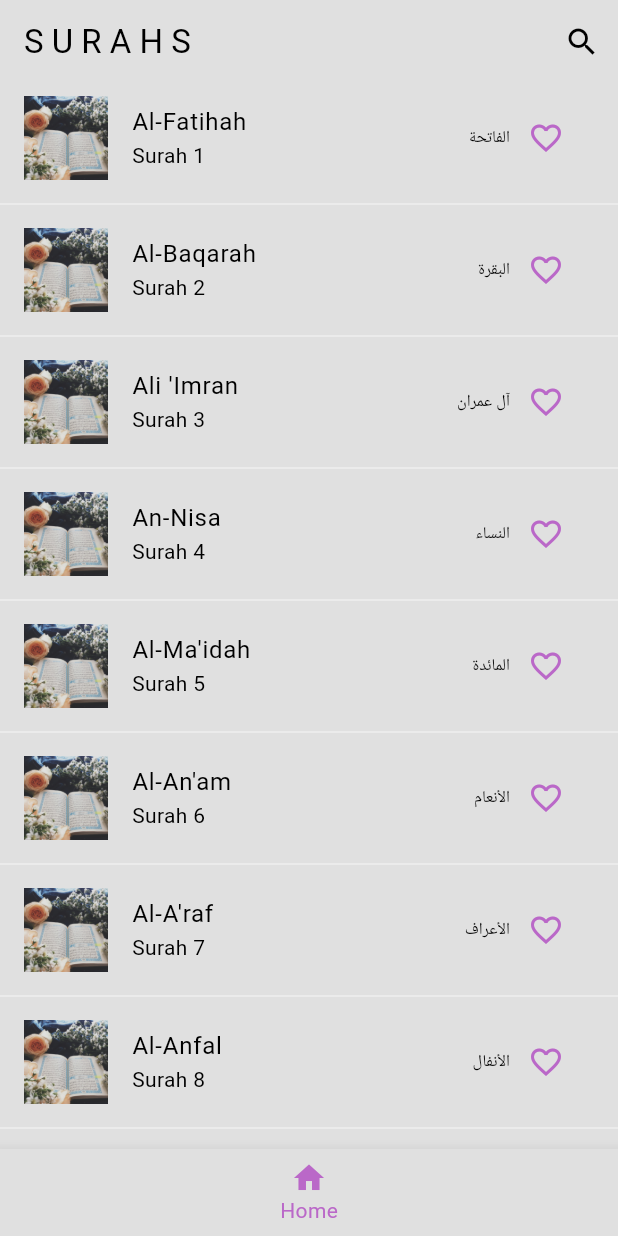
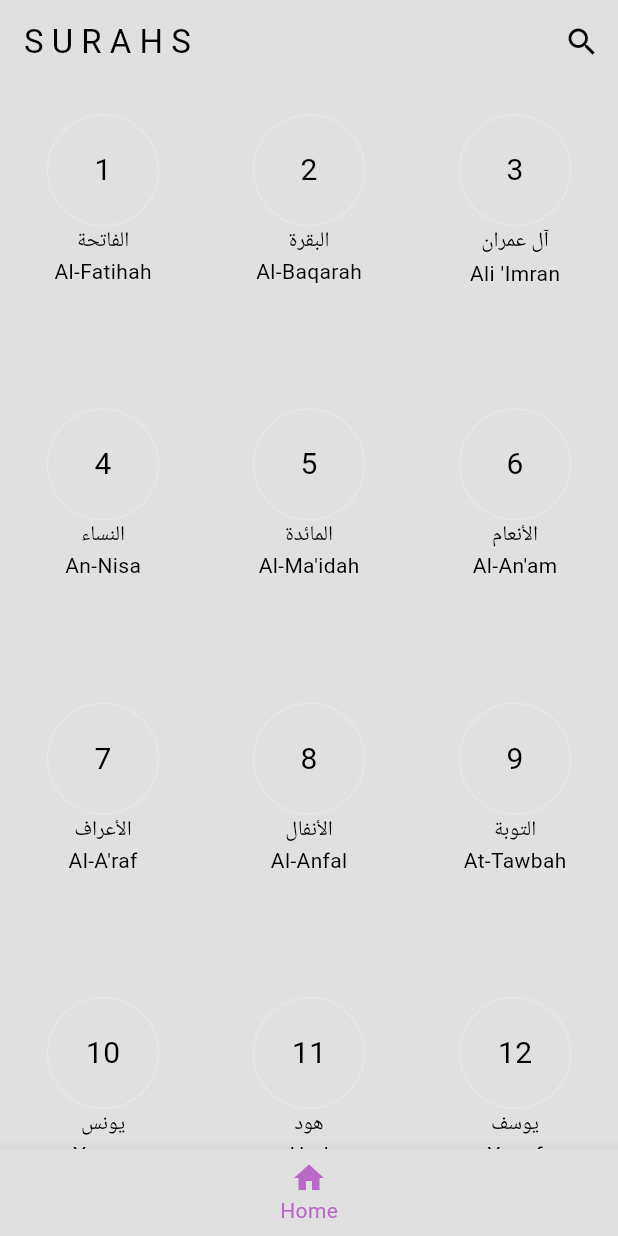
Before and after one commit to aksoyalpi/Quranify-App, a Flutter app: the screen it shows after launch, on a phone screen of 412 x 824 dp. Run offline on Flutter 3.47's test engine with Material 3 defaults, Android fonts, the phone set to English and light mode, and no system bars; drawn by our look-alikes of flutter_slidable; our stand-ins replace audio_service, audio_video_progress_bar, get_it, google_fonts, just_audio, shared_preferences; missing offline and left inert: flutter_launcher_icons.

Commit message:
changed the UI to be more minimal; functions like add to queue, add to favorites and going to the surah page do not work yet

```diff
--- /dev/null
+++ b/lib/components/surah_icon.dart
@@ -0,0 +1,33 @@
+import 'package:flutter/material.dart';
+import 'package:google_fonts/google_fonts.dart';
+
+import '../models/surah.dart';
+
+class SurahIcon extends StatelessWidget {
+  const SurahIcon({super.key, required this.surah});
+
+  final Surah surah;
+
+  @override
+  Widget build(BuildContext context) {
+    return Column(
+      children: [
+        ClipOval(
+            child: Container(
+          height: 75,
+          width: 75,
+          decoration: BoxDecoration(
+              shape: BoxShape.circle,
+              border: Border.all(color: Colors.white24)),
+          child: Center(
+              child: Text(
+            surah.id.toString(),
+            style: GoogleFonts.bodoniModa(fontSize: 20),
+          )),
+        )),
+        Text(surah.arabicTitle),
+        Text(surah.title)
+      ],
+    );
+  }
+}
--- a/lib/main.dart
+++ b/lib/main.dart
@@ -3,6 +3,7 @@ import 'package:flutter/services.dart';
 import 'package:flutter_slidable/flutter_slidable.dart';
 import 'package:provider/provider.dart';
 import 'package:quran_fi/components/modal_sheet_player.dart';
+import 'package:quran_fi/components/surah_icon.dart';
 import 'package:quran_fi/models/surah.dart';
 import 'package:quran_fi/page_manager.dart';
 import 'package:quran_fi/pages/settings_page.dart';
@@ -192,24 +193,24 @@ class _MyHomePageState extends State<MyHomePage> {
 
   Widget surahsPage() => Stack(
         children: [
-          ListView.separated(
-            separatorBuilder: (context, index) => Divider(
-              color: Theme.of(context).colorScheme.secondary,
-            ),
-            itemCount: filteredSurahs.length + 1,
-            itemBuilder: (context, index) {
-              if (index == filteredSurahs.length) {
-                return const SizedBox(
-                  height: 100,
-                );
-              } else {
+          GridView.count(
+              padding: EdgeInsets.only(bottom: 50),
+              childAspectRatio: 0.7,
+              shrinkWrap: true,
+              crossAxisCount: 3,
+              children: List.generate(
+                filteredSurahs.length,
+                (index) {
                   // get individual surah
                   final Surah surah = filteredSurahs[index];
                   // return list tile UI
-                return surahTile(context, surah, index);
-              }
+
+                  return Padding(
+                    padding: const EdgeInsets.fromLTRB(12, 20, 12, 50),
+                    child: SurahIcon(surah: surah),
+                  );
                 },
-          ),
+              )),
 
           // little AudioPlayer
           ValueListenableBuilder(
@@ -248,8 +249,12 @@ class _MyHomePageState extends State<MyHomePage> {
           )
         ],
       ),
+      child: Card(
+        elevation: 10,
         child: ListTile(
-        leading: Image.asset("assets/images/quran.jpg"),
+          leading: ClipRRect(
+              borderRadius: BorderRadius.circular(8),
+              child: Image.asset("assets/images/quran.jpg")),
           title: Text(surah.title),
           subtitle: Text("Surah ${surah.id}"),
           trailing: Row(
@@ -279,6 +284,7 @@ class _MyHomePageState extends State<MyHomePage> {
           ),
           onTap: () => goToSurah(surah),
         ),
+      ),
     );
   }
 }
--- a/pubspec.yaml
+++ b/pubspec.yaml
@@ -48,6 +48,7 @@ dependencies:
   shared_preferences: ^2.3.2
   slideable: ^0.0.2
   flutter_slidable: ^3.1.1
+  google_fonts: ^6.2.1
 
 
 flutter_launcher_icons:
@@ -97,6 +98,7 @@ flutter:
    - assets/audio/
    - assets/images/
    - assets/icons/
+   - assets/animations/
 
   # An image asset can refer to one or more resolution-specific "variants", see
   # https://flutter.dev/assets-and-images/#resolution-aware
```
Also changed, not shown: lib/pages/surah_page.dart (+10 -5 lines), lib/services/audio_handler.dart (+7 -1 lines), assets/mockup_dalle.webp (added), assets/quran_cartoon.webp (added), pubspec.lock, 1 other file. Lines whose indentation alone changed are shown as unchanged.
